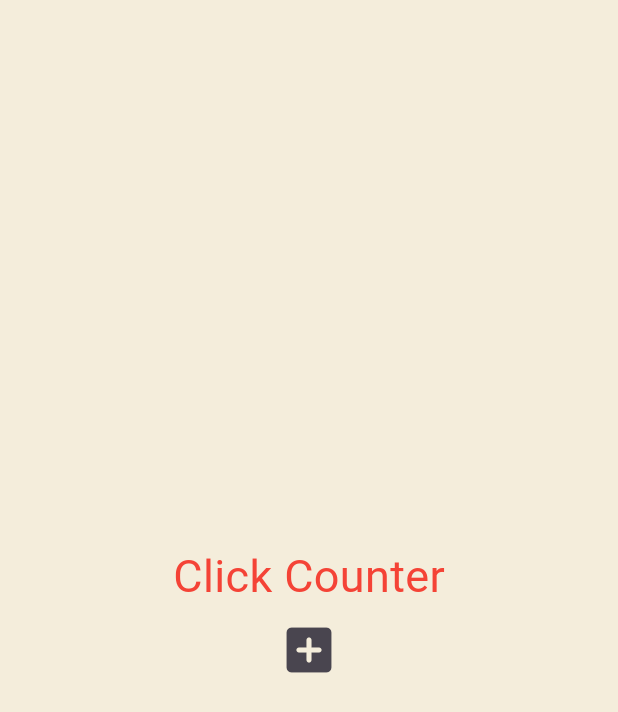
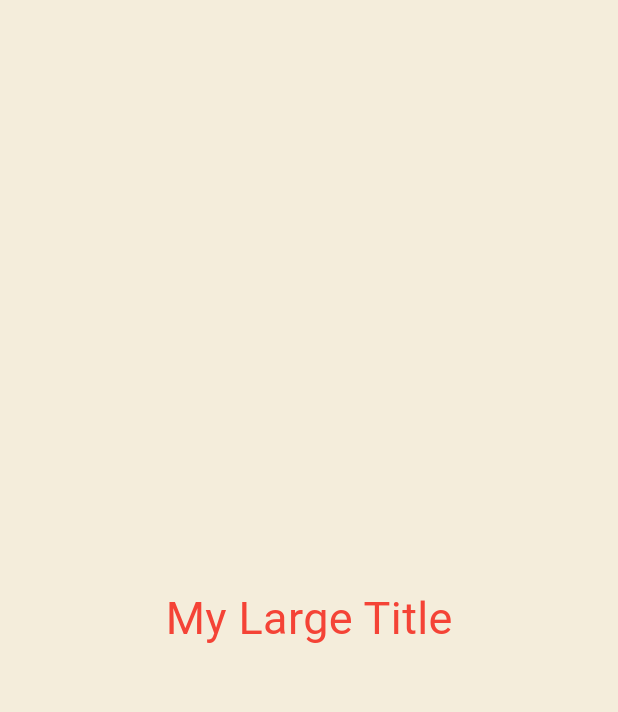
Before and after one commit to yamsroun-Study/toonflix, a Flutter app: the screen it shows after launch, on a phone screen of 412 x 824 dp. Shown: the top 712 px of the screen. Run offline on Flutter 3.47's test engine with Material 3 defaults, Android fonts, the phone set to English and light mode, and no system bars.

Commit message:
4.3 BuildContext

```diff
--- a/lib/main.dart
+++ b/lib/main.dart
@@ -28,25 +28,34 @@ class _CounterAppState extends State<CounterApp> {
   @override
   Widget build(BuildContext context) {
     return MaterialApp(
-      home: Scaffold(
-        backgroundColor: const Color(0xFFF4EDDB),
+      theme: ThemeData(
+        textTheme: const TextTheme(
+          titleLarge: TextStyle(color: Colors.red, fontSize: 30),
+        ),
+      ),
+      home: const Scaffold(
+        backgroundColor: Color(0xFFF4EDDB),
         body: Center(
           child: Column(
             mainAxisAlignment: MainAxisAlignment.center,
-            children: [
-              const Text(
-                'Click Counter',
-                style: TextStyle(color: Colors.red, fontSize: 30),
-              ),
-              IconButton(
-                iconSize: 40,
-                onPressed: onClicked,
-                icon: const Icon(Icons.add_box_rounded),
-              ),
-              for (var n in numbers) Text('$n'),
-            ],
+            children: [MyLargeTitle()],
           ),
         ),
+      ),
+    );
+  }
+}
+
+class MyLargeTitle extends StatelessWidget {
+  const MyLargeTitle({super.key});
+
+  @override
+  Widget build(BuildContext context) {
+    return Text(
+      'My Large Title',
+      style: TextStyle(
+        color: Theme.of(context).textTheme.titleLarge?.color,
+        fontSize: 30,
       ),
     );
   }
```
